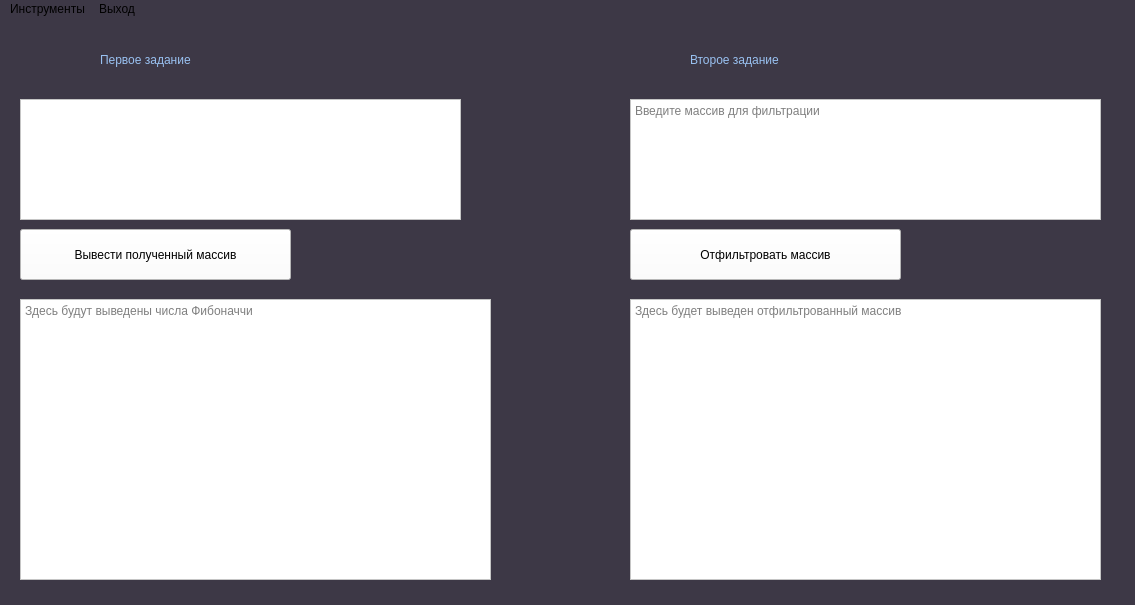
Old version of the form C_Labs/lab_12_02_02/interface/MyWindow.ui in the repository pstpn/c-practice.
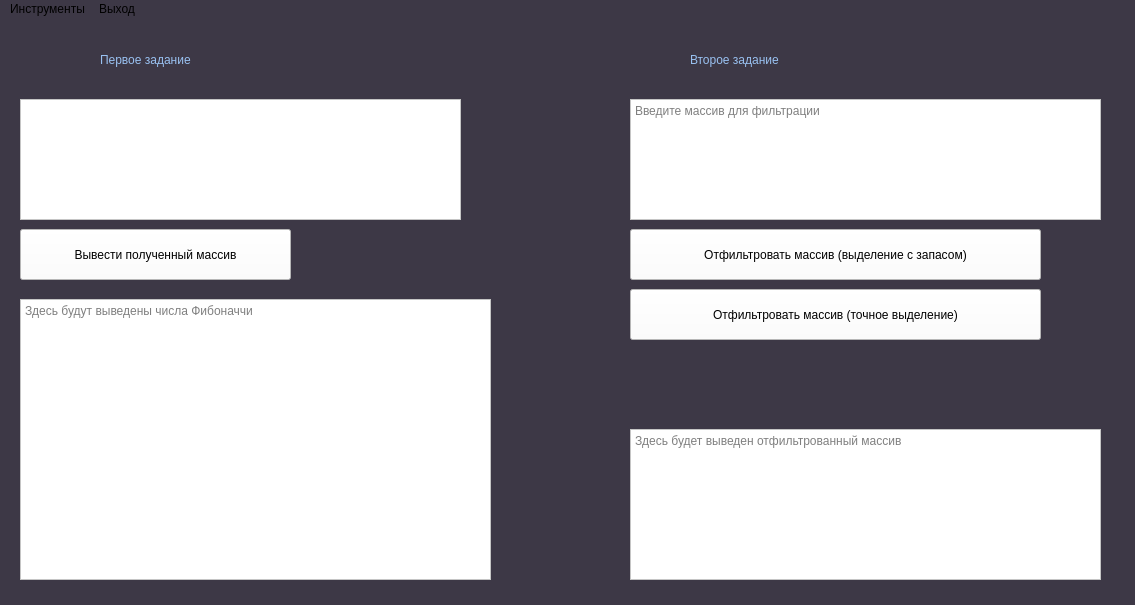
New version of the form.

```diff
--- a/C_Labs/lab_12_02_02/interface/MyWindow.ui
+++ b/C_Labs/lab_12_02_02/interface/MyWindow.ui
@@ -131,7 +131,7 @@
      <rect>
       <x>630</x>
       <y>210</y>
-      <width>271</width>
+      <width>411</width>
       <height>51</height>
      </rect>
     </property>
@@ -141,16 +141,16 @@
 font: 63 13pt &quot;URW Gothic&quot;;</string>
     </property>
     <property name="text">
-     <string>Отфильтровать массив</string>
+     <string>Отфильтровать массив (выделение с запасом)</string>
     </property>
    </widget>
    <widget class="QPlainTextEdit" name="Output_filter_arr_entry">
     <property name="geometry">
      <rect>
       <x>630</x>
-      <y>280</y>
+      <y>410</y>
       <width>471</width>
-      <height>281</height>
+      <height>151</height>
      </rect>
     </property>
     <property name="styleSheet">
@@ -161,6 +161,27 @@
      <string>Здесь будет выведен отфильтрованный массив</string>
     </property>
    </widget>
+   <widget class="QPushButton" name="Filter_arr_accurate_alloc_btn">
+    <property name="geometry">
+     <rect>
+      <x>630</x>
+      <y>270</y>
+      <width>411</width>
+      <height>51</height>
+     </rect>
+    </property>
+    <property name="acceptDrops">
+     <bool>false</bool>
+    </property>
+    <property name="styleSheet">
+     <string notr="true">font: 25 oblique 11pt &quot;Umpush&quot;;
+background-color: rgb(255, 255, 255);
+font: 63 13pt &quot;URW Gothic&quot;;</string>
+    </property>
+    <property name="text">
+     <string>Отфильтровать массив (точное выделение)</string>
+    </property>
+   </widget>
   </widget>
   <widget class="QMenuBar" name="menubar">
    <property name="geometry">
```
Left out of the diff: 5 changed lines with no effect on the pictures.
